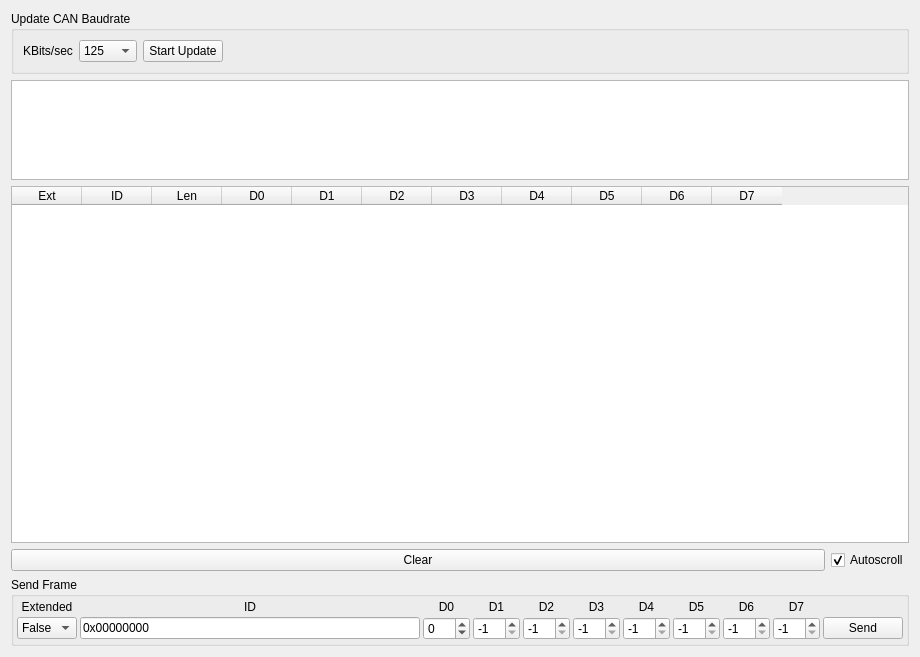
This is pages/pagecananalyzer.ui in njupt-robomasters/vesc_tool-zh as Qt 5 draws it before an edit. The edited form follows.
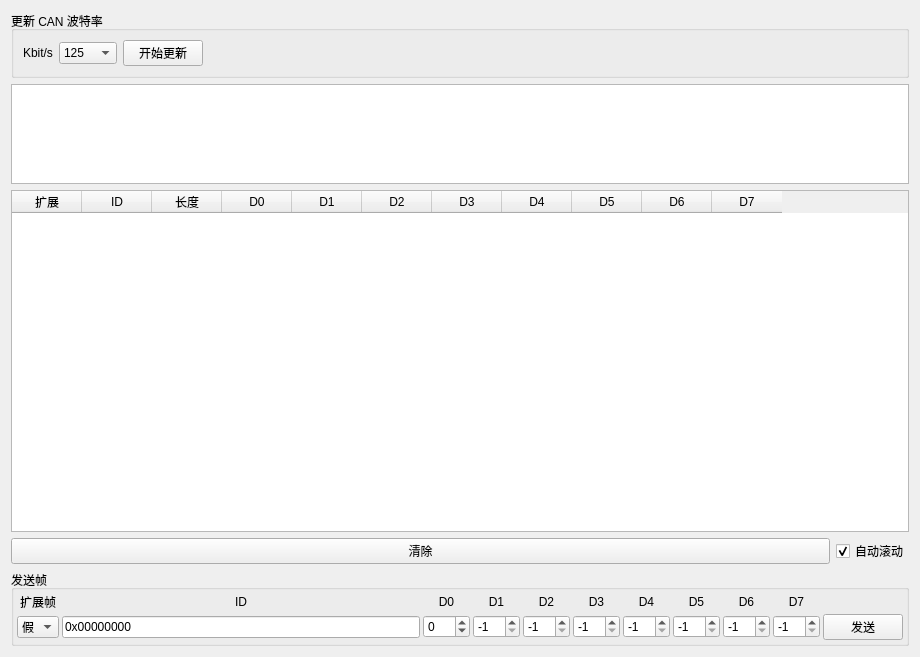
This is the edited form. Icons and pictures are not drawn. Custom widgets are drawn as their Qt base class.

```diff
--- a/pages/pagecananalyzer.ui
+++ b/pages/pagecananalyzer.ui
@@ -17,13 +17,13 @@
    <item>
     <widget class="QGroupBox" name="groupBox_2">
      <property name="title">
-      <string>Update CAN Baudrate</string>
+      <string>更新 CAN 波特率</string>
      </property>
      <layout class="QHBoxLayout" name="horizontalLayout_2">
       <item>
        <widget class="QLabel" name="label_11">
         <property name="text">
-         <string>KBits/sec</string>
+         <string>Kbit/s</string>
         </property>
        </widget>
       </item>
@@ -79,7 +79,7 @@
       <item>
        <widget class="QPushButton" name="updateCanBaudButton">
         <property name="text">
-         <string>Start Update</string>
+         <string>开始更新</string>
         </property>
        </widget>
       </item>
@@ -119,7 +119,7 @@
      </attribute>
      <column>
       <property name="text">
-       <string>Ext</string>
+       <string>扩展</string>
       </property>
      </column>
      <column>
@@ -129,7 +129,7 @@
      </column>
      <column>
       <property name="text">
-       <string>Len</string>
+       <string>长度</string>
       </property>
      </column>
      <column>
@@ -185,7 +185,7 @@
         </sizepolicy>
        </property>
        <property name="text">
-        <string>Clear</string>
+        <string>清除</string>
        </property>
        <property name="icon">
         <iconset resource="../res.qrc">
@@ -196,7 +196,7 @@
      <item>
       <widget class="QCheckBox" name="autoScrollBox">
        <property name="text">
-        <string>Autoscroll</string>
+        <string>自动滚动</string>
        </property>
        <property name="checked">
         <bool>true</bool>
@@ -208,7 +208,7 @@
    <item>
     <widget class="QGroupBox" name="groupBox">
      <property name="title">
-      <string>Send Frame</string>
+      <string>发送帧</string>
      </property>
      <layout class="QGridLayout" name="gridLayout">
       <property name="leftMargin">
@@ -344,7 +344,7 @@
       <item row="0" column="0">
        <widget class="QLabel" name="label">
         <property name="text">
-         <string>Extended</string>
+         <string>扩展帧</string>
         </property>
         <property name="alignment">
          <set>Qt::AlignmentFlag::AlignCenter</set>
@@ -380,7 +380,7 @@
       <item row="1" column="10">
        <widget class="QPushButton" name="sendButton">
         <property name="text">
-         <string>Send</string>
+         <string>发送</string>
         </property>
         <property name="icon">
          <iconset resource="../res.qrc">
@@ -452,12 +452,12 @@
        <widget class="QComboBox" name="sendExtBox">
         <item>
          <property name="text">
-          <string>False</string>
+          <string>假</string>
          </property>
         </item>
         <item>
          <property name="text">
-          <string>True</string>
+          <string>真</string>
          </property>
         </item>
        </widget>
```
